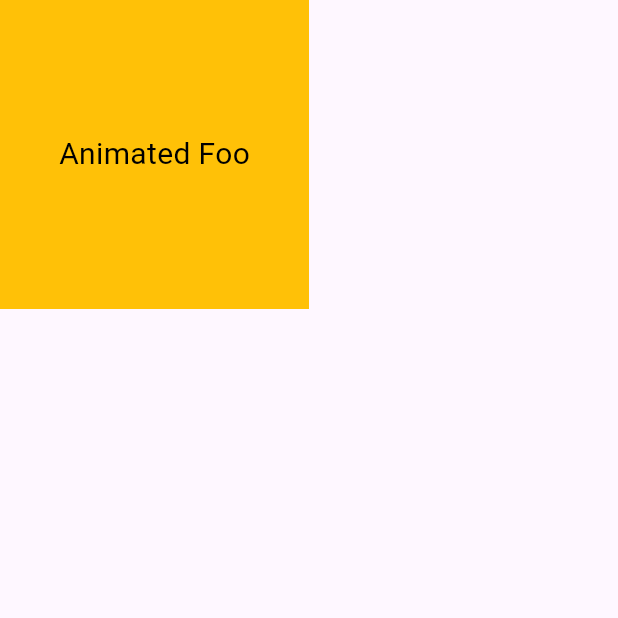
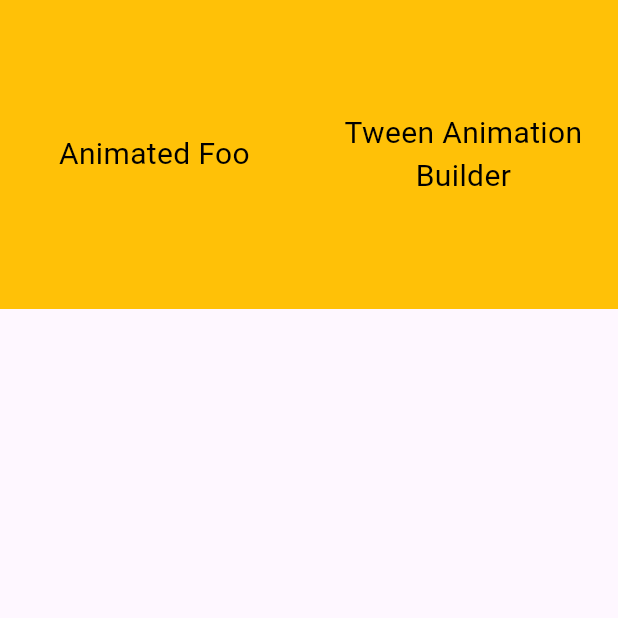
Before and after one commit to ahmed-eltantawi/animation-practice, a Flutter app: the screen it shows after launch, on a phone screen of 412 x 824 dp, the top half of it. Run offline on Flutter 3.47's test engine with Material 3 defaults, Android fonts, the phone set to English and light mode, and no system bars.

Commit message:
Add TweenAnimationBuilderView and update HomeView to include new animation

```diff
--- a/lib/animated_foo/animated_foo_view.dart
+++ b/lib/animated_foo/animated_foo_view.dart
@@ -5,6 +5,7 @@ import 'package:flutter/material.dart';
 class AnimatedFoo extends StatefulWidget {
   const new({super.key});
 
+  @override
   @override
   State<AnimatedFoo> createState() => _AnimatedFooState();
 }
--- a/lib/home/home_view.dart
+++ b/lib/home/home_view.dart
@@ -1,10 +1,14 @@
 import 'package:animation_practise/animated_foo/animated_foo_view.dart';
+import 'package:animation_practise/tween_animation_builder/tween_animation_builder_view.dart';
 import 'package:flutter/material.dart';
 
 class HomeView extends StatelessWidget {
   const new({super.key});
-  final List<Widget> animations = const [AnimatedFoo()];
-
+  final List<Widget> animations = const [
+    AnimatedFoo(),
+    TweenAnimationBuilderView(),
+  ];
+  final List<String> titles = const ["Animated Foo", "Tween Animation Builder"];
   @override
   Widget build(BuildContext context) {
     return Scaffold(
@@ -14,25 +18,54 @@ class HomeView extends StatelessWidget {
         ),
         itemCount: animations.length,
         itemBuilder: (context, index) {
+          // return GestureDetector(
+          //   onTap: () {
+          //     Navigator.push(
+          //       context,
+          //       MaterialPageRoute(builder: (context) => animations[index]),
+          //     );
+          //   },
+          //   child: Container(
+          //     color: Colors.amber,
+          //     child: Center(
+          //       child: Text(
+          //         "Animated Foo",
+          //         style: TextStyle(color: Colors.black, fontSize: 20),
+          //       ),
+          //     ),
+          //   ),
+          // );
+          return Card(title: titles[index], screen: animations[index]);
+        },
+      ),
+    );
+  }
+}
+
+class Card extends StatelessWidget {
+  const new({super.key, required this.title, required this.screen});
+  final String title;
+  final Widget screen;
+
+  @override
+  Widget build(BuildContext context) {
     return GestureDetector(
       onTap: () {
         Navigator.push(
           context,
-                MaterialPageRoute(builder: (context) => animations[index]),
+          MaterialPageRoute(builder: (context) => screen),
         );
       },
       child: Container(
         color: Colors.amber,
         child: Center(
           child: Text(
-                  "Animated Foo",
+            title,
+            textAlign: .center,
             style: TextStyle(color: Colors.black, fontSize: 20),
           ),
         ),
       ),
     );
-        },
-      ),
-    );
   }
 }
```
Also changed, not shown: lib/tween_animation_builder/tween_animation_builder_view.dart (added, +12 -0 lines). Lines whose indentation alone changed are shown as unchanged.
